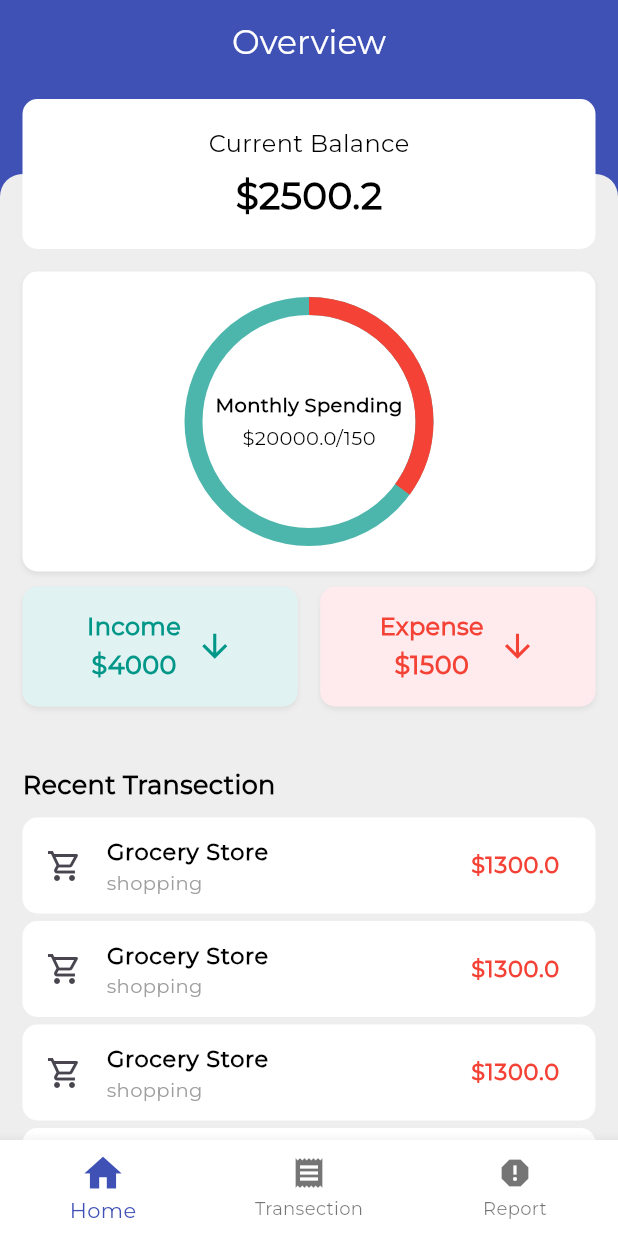
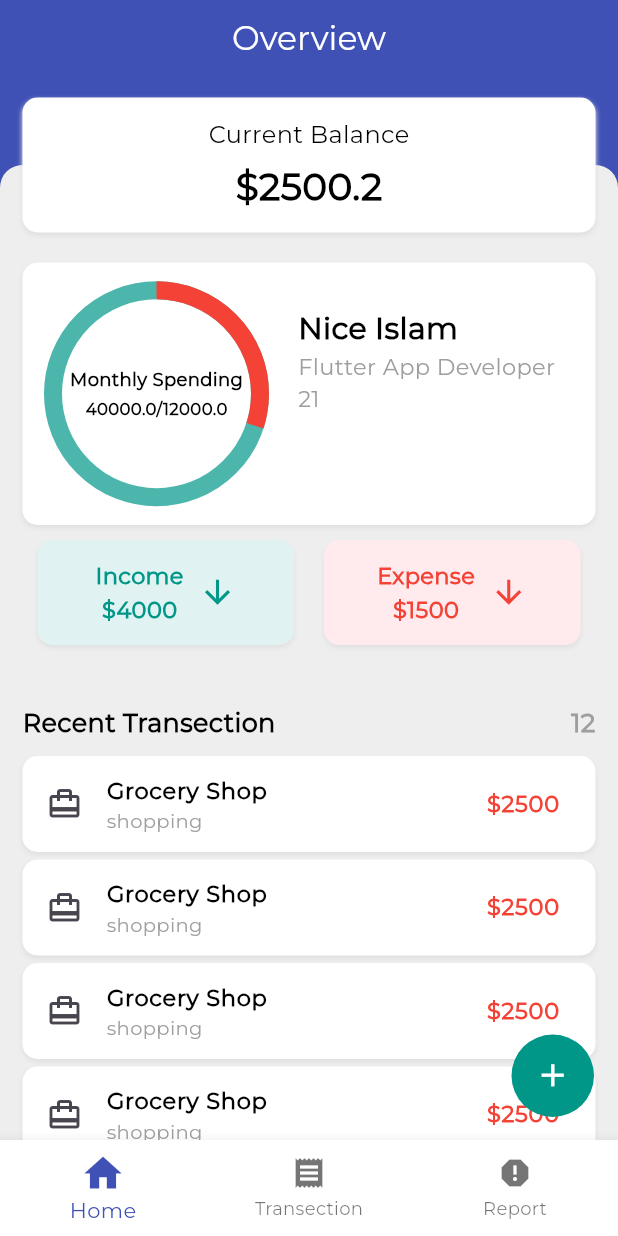
Before and after one commit to niceislam/Finance_manager, a Flutter app: the HomeScreen screen opened directly, on a phone screen of 412 x 824 dp. Run offline on Flutter 3.47's test engine with Material 3 defaults, Android fonts, the phone set to English and light mode, and no system bars; drawn by our look-alikes of percent_indicator; our stand-ins replace flutter_secure_storage, get, introduction_screen; accounts and stored records are empty.

Commit message:
Transection add screen

```diff
--- /dev/null
+++ b/lib/app/module/home/Global_widget/custom_appbar.dart
@@ -0,0 +1,48 @@
+import 'package:flutter/material.dart';
+
+class CustomAppbar extends StatelessWidget {
+  const CustomAppbar({
+    super.key,
+    this.centerText,
+    this.leadingIcon,
+    this.actionIcon,
+    this.leadingTap,
+    this.actionTap,
+  });
+  final String? centerText;
+  final Widget? leadingIcon;
+  final Widget? actionIcon;
+  final VoidCallback? leadingTap;
+  final VoidCallback? actionTap;
+  @override
+  Widget build(BuildContext context) {
+    return AppBar(
+      backgroundColor: Colors.indigo,
+      leading: Padding(
+        padding: const EdgeInsets.only(left: 10),
+        child: GestureDetector(
+          onTap: leadingTap,
+          child: leadingIcon ?? SizedBox(),
+        ),
+      ),
+      centerTitle: true,
+      title: Text(
+        "${centerText ?? ""}",
+        style: TextStyle(
+          color: Colors.white,
+          fontSize: 22,
+          fontFamily: "myFont",
+        ),
+      ),
+      actions: [
+        GestureDetector(
+          onTap: actionTap,
+          child:
+              actionIcon ??
+              SizedBox()
+        ),
+        SizedBox(width: 10),
+      ],
+    );
+  }
+}
--- /dev/null
+++ b/lib/app/module/home/Global_widget/history_card.dart
@@ -0,0 +1,61 @@
+import 'package:flutter/material.dart';
+
+import 'custom_text.dart';
+
+
+class HistoryCard extends StatelessWidget {
+  const HistoryCard({
+    super.key,
+    this.icon,
+    this.title,
+    this.subTitle,
+    this.actionTk,
+    this.actionWid,
+  });
+  final Icon? icon;
+  final String? title;
+  final String? subTitle;
+  final String? actionTk;
+  final Widget? actionWid;
+
+  @override
+  Widget build(BuildContext context) {
+    return Container(
+      margin: EdgeInsets.only(bottom: 5),
+      decoration: BoxDecoration(
+        boxShadow: [
+          BoxShadow(
+            color: Colors.grey.shade300,
+            blurRadius: 2,
+            offset: Offset(0, 2),
+          ),
+        ],
+        borderRadius: BorderRadius.circular(10),
+        color: Colors.white,
+      ),
+      child: ListTile(
+        dense: true,
+        leading: icon ?? Icon(Icons.local_grocery_store_outlined),
+        title: CustomText(
+          maxline: 1,
+          text: "${title ?? ""}",
+          fontWeight: FontWeight.w600,
+          fontsize: 15,
+        ),
+        subtitle: CustomText(
+          text: "${subTitle ?? ""}",
+          fontsize: 13,
+          textColor: Colors.grey,
+        ),
+        trailing:
+        actionWid ??
+            CustomText(
+              text: "${actionTk ?? ""}",
+              fontWeight: FontWeight.w600,
+              fontsize: 15,
+              textColor: Colors.red,
+            ),
+      ),
+    );
+  }
+}
--- a/lib/app/module/home/controller/home_controller/home.dart
+++ b/lib/app/module/home/controller/home_controller/home.dart
@@ -1,11 +1,47 @@
+import 'dart:developer';
+
+import 'package:finance_management/app/module/home/view/screen/add_transection_screen/add_transection.dart';
+import 'package:flutter/cupertino.dart';
 import 'package:get/get.dart';
 
 import '../../view/screen/home_screen/bottom_home/home_body/home_body.dart';
 import '../../view/screen/home_screen/bottom_home/report_body/report_body.dart';
 import '../../view/screen/home_screen/bottom_home/transection_body/transection_body.dart';
 
-class HomeController extends GetxController {
+class HomeController extends GetxController
+    with GetSingleTickerProviderStateMixin {
+  late AnimationController animController;
+  late Animation<Offset> offsetAnimation;
   RxInt bottomIndex = 0.obs;
+  ScrollController scrollController = ScrollController();
+  RxBool scrollToSlide = false.obs;
+  RxList bottomPage = [home_body(), TransectionBody(), ReportBody()].obs;
 
-  RxList bottomPage = [home_body(), TransectionBody(), ReportBody()].obs;
+  floatingTap() {
+    Get.to(() => AddTransection());
+  }
+
+  @override
+  void onInit() {
+    animController = AnimationController(
+      vsync: this,
+      duration: Duration(milliseconds: 6000),
+    );
+
+    offsetAnimation = Tween<Offset>(
+      begin: Offset.zero,
+      end: Offset(0, 0.4),
+    ).animate(CurvedAnimation(parent: animController, curve: Curves.easeInOut));
+    animController.repeat(reverse: true);
+
+    ///
+    scrollController.addListener(() {
+      if (scrollController.offset > 100) {
+        scrollToSlide.value = true;
+      } else {
+        scrollToSlide.value = false;
+      }
+    });
+    super.onInit();
+  }
 }
--- a/lib/app/module/home/controller/transection_controller/transection_controller.dart
+++ b/lib/app/module/home/controller/transection_controller/transection_controller.dart
@@ -5,7 +5,7 @@
   TextEditingController searchController = TextEditingController();
   RxBool iconActive = false.obs;
   RxBool CatagorySlide = false.obs;
-  RxBool onEnd = false.obs;
+  RxBool onEnd = true.obs;
 
   searchClearTap() {
     if (searchController.text.isNotEmpty) {
--- /dev/null
+++ b/lib/app/module/home/view/screen/add_transection_screen/add_transection.dart
@@ -0,0 +1,63 @@
+import 'dart:developer';
+
+import 'package:finance_management/app/module/home/Global_widget/custom_appbar.dart';
+import 'package:finance_management/app/module/home/Global_widget/custom_text.dart';
+import 'package:flutter/material.dart';
+import 'package:get/get.dart';
+
+class AddTransection extends StatelessWidget {
+  const AddTransection({super.key});
+
+  @override
+  Widget build(BuildContext context) {
+    Size size = MediaQuery.sizeOf(context);
+    return Scaffold(
+      appBar: PreferredSize(
+        preferredSize: Size.fromHeight(50),
+        child: CustomAppbar(
+          leadingTap: () {
+            Get.back();
+          },
+
+          leadingIcon: Icon(Icons.arrow_back_ios, color: Colors.white),
+          centerText: "Add Transection",
+          actionTap: () {},
+          actionIcon: CustomText(
+            text: "Save",
+            textColor: Colors.white,
+            fontsize: 18,
+          ),
+        ),
+      ),
+      body: Column(
+        children: [
+          Expanded(
+            child: Stack(
+              clipBehavior: Clip.none,
+              children: [
+                Container(
+                  padding: EdgeInsets.only(top: 40),
+                  height: 80,
+                  width: MediaQuery.sizeOf(context).width,
+                  color: Colors.indigo,
+                ),
+                Container(
+                  margin: EdgeInsets.only(top: 30),
+                  height: size.height,
+                  width: size.width,
+                  decoration: BoxDecoration(
+                    borderRadius: BorderRadius.only(
+                      topRight: Radius.circular(15),
+                      topLeft: Radius.circular(15),
+                    ),
+                    color: Colors.white,
+                  ),
+                ),
+              ],
+            ),
+          ),
+        ],
+      ),
+    );
+  }
+}
--- a/lib/app/module/home/view/screen/home_screen/bottom_home/home_body/home_body.dart
+++ b/lib/app/module/home/view/screen/home_screen/bottom_home/home_body/home_body.dart
@@ -1,13 +1,19 @@
+import 'package:finance_management/app/module/home/controller/home_controller/home.dart';
 import 'package:finance_management/app/module/home/view/screen/home_screen/bottom_home/home_body/part/current_balance.dart';
 import 'package:finance_management/app/module/home/view/screen/home_screen/bottom_home/home_body/part/main_body.dart';
 import 'package:flutter/material.dart';
+import 'package:get/get.dart';
 
 class home_body extends StatelessWidget {
   const home_body({super.key});
 
   @override
   Widget build(BuildContext context) {
-    return SingleChildScrollView(
+    HomeController controller = Get.put(HomeController());
+    return Stack(
+      children: [
+        SingleChildScrollView(
+          controller: controller.scrollController,
           child: Column(
             children: [
               Stack(
@@ -22,17 +28,30 @@
                   ),
 
                   //home body
-              Container(margin: EdgeInsets.only(top: 60), child: main_body()),
+                  Container(
+                    margin: EdgeInsets.only(top: 60),
+                    child: main_body(),
+                  ),
 
                   //current balance
                   Padding(
-                padding: const EdgeInsets.only(top: 10),
+                    padding: const EdgeInsets.only(top: 15),
                     child: CurrentBalance(),
                   ),
                 ],
               ),
             ],
           ),
+        ),
+        Obx(
+          () => AnimatedPositioned(
+            width: MediaQuery.sizeOf(context).width,
+            top: controller.scrollToSlide.isTrue ? 5 : -100,
+            duration: Duration(milliseconds: 100),
+            child: CurrentBalance(),
+          ),
+        ),
+      ],
     );
   }
 }
--- a/lib/app/module/home/view/screen/home_screen/bottom_home/home_body/part/current_balance.dart
+++ b/lib/app/module/home/view/screen/home_screen/bottom_home/home_body/part/current_balance.dart
@@ -1,7 +1,6 @@
 import 'package:flutter/material.dart';
 
 import '../../../../../../Global_widget/custom_text.dart';
-
 
 class CurrentBalance extends StatelessWidget {
   const CurrentBalance({super.key});
@@ -12,9 +11,16 @@
 
     return Container(
       margin: EdgeInsets.symmetric(horizontal: 15),
-      height: 100,
+      height: 90,
       width: size.width,
       decoration: BoxDecoration(
+        boxShadow: [
+          BoxShadow(
+            color: Colors.grey.shade300,
+            blurRadius: 2,
+            offset: Offset(0, 2),
+          ),
+        ],
         borderRadius: BorderRadius.circular(10),
         color: Colors.white,
       ),
--- a/lib/app/module/home/view/screen/home_screen/bottom_home/home_body/part/main_body.dart
+++ b/lib/app/module/home/view/screen/home_screen/bottom_home/home_body/part/main_body.dart
@@ -2,6 +2,8 @@
 import 'package:finance_management/app/module/home/view/screen/home_screen/bottom_home/home_body/part/percent_part.dart';
 import 'package:flutter/material.dart';
 import 'package:percent_indicator/percent_indicator.dart';
+
+import '../../../../../../Global_widget/history_card.dart';
 
 class main_body extends StatelessWidget {
   const main_body({super.key});
@@ -22,11 +24,17 @@
           spacing: 10,
           children: [
             //percent part
-            percent_part(size: size),
+            percent_part(
+              size: size,
+              name: "Nice Islam",
+              profession: "Flutter App Developer",
+              age: "21",
+              monthlyIncome: 40000,
+              expense: 12000,
+            ),
 
             //income and expense
             Row(
-              spacing: 15,
               children: [
                 _buildContainer(
                   title: 'Income',
@@ -47,42 +55,32 @@
 
             //recent transaction
             SizedBox(height: 20),
-            CustomText(
-              text: "Recent Transection",
-              fontWeight: FontWeight.w900,
-              fontsize: 17,
+            Row(
+              mainAxisAlignment: MainAxisAlignment.spaceBetween,
+              children: [
+                CustomText(
+                  text: "Recent Transection",
+                  fontWeight: FontWeight.w900,
+                  fontsize: 17,
+                ),
+                CustomText(
+                  text: "12",
+                  fontWeight: FontWeight.w900,
+                  fontsize: 17,
+                  textColor: Colors.grey,
+                ),
+              ],
             ),
             ListView.builder(
               shrinkWrap: true,
               itemCount: 10,
               physics: NeverScrollableScrollPhysics(),
               itemBuilder: (context, index) {
-                return Container(
-                  margin: EdgeInsets.only(bottom: 5),
-                  decoration: BoxDecoration(
-                    borderRadius: BorderRadius.circular(10),
-                    color: Colors.white,
-                  ),
-                  child: ListTile(
-                    dense: true,
-                    leading: Icon(Icons.local_grocery_store_outlined),
-                    title: CustomText(
-                      text: "Grocery Store",
-                      fontWeight: FontWeight.w600,
-                      fontsize: 15,
-                    ),
-                    subtitle: CustomText(
-                      text: "shopping",
-                      fontsize: 13,
-                      textColor: Colors.grey,
-                    ),
-                    trailing: CustomText(
-                      text: "\$1300.0",
-                      fontWeight: FontWeight.w600,
-                      fontsize: 15,
-                      textColor: Colors.red,
-                    ),
-                  ),
+                return HistoryCard(
+                  icon: Icon(Icons.card_travel),
+                  title: "Grocery Shop",
+                  subTitle: "shopping",
+                  actionTk: "\$2500",
                 );
               },
             ),
@@ -101,7 +99,8 @@
   }) {
     return Expanded(
       child: Container(
-        height: 80,
+        margin: EdgeInsets.symmetric(horizontal: 10),
+        height: 70,
         width: size.width,
         decoration: BoxDecoration(
           borderRadius: BorderRadius.circular(10),
@@ -126,13 +125,13 @@
                   text: "${title}",
                   fontWeight: FontWeight.w600,
                   textColor: textColor,
-                  fontsize: 16,
+                  fontsize: 15,
                 ),
                 CustomText(
                   text: "\$${tk ?? ""}",
                   fontWeight: FontWeight.w600,
                   textColor: textColor,
-                  fontsize: 17,
+                  fontsize: 15,
                 ),
               ],
             ),
--- a/lib/app/module/home/view/screen/home_screen/bottom_home/home_body/part/percent_part.dart
+++ b/lib/app/module/home/view/screen/home_screen/bottom_home/home_body/part/percent_part.dart
@@ -3,14 +3,30 @@
 import '../../../../../../Global_widget/custom_text.dart';
 
 class percent_part extends StatelessWidget {
-  const percent_part({super.key, required this.size});
+  const percent_part({
+    super.key,
+    required this.size,
+    this.name,
+    this.profession,
+    this.age,
+    this.percent,
+    this.monthlyIncome,
+    this.expense,
+  });
 
   final Size size;
+  final String? name;
+  final String? profession;
+  final String? age;
+  final double? percent;
+  final double? monthlyIncome;
+  final double? expense;
 
   @override
   Widget build(BuildContext context) {
     return Container(
-      height: 200,
+      padding: EdgeInsets.only(left: 10),
+      height: 175,
       width: size.width,
       decoration: BoxDecoration(
         borderRadius: BorderRadius.circular(10),
@@ -23,11 +39,16 @@
           ),
         ],
       ),
-      child: Center(
+      child: Row(
+        crossAxisAlignment: CrossAxisAlignment.center,
+        spacing: 15,
+        children: [
+          Expanded(
+            flex: 8,
             child: CircularPercentIndicator(
-          radius: 83.0,
+              radius: 75.0,
               lineWidth: 12.0,
-          percent: 0.35,
+              percent: double.parse("${(expense! / monthlyIncome!)}"),
               animation: true,
               animationDuration: 1000,
               center: Column(
@@ -36,16 +57,56 @@
                 children: [
                   CustomText(
                     text: "Monthly Spending",
-                fontsize: 13,
+                    fontsize: 12,
+                    fontWeight: FontWeight.w900,
+                  ),
+                  SizedBox(
+                    width: 110,
+                    child: Center(
+                      child: CustomText(
+                        maxline: 1,
+                        text: "${monthlyIncome ?? 0.00}/${expense ?? 0.00}",
+                        fontsize: 11,
                         fontWeight: FontWeight.w600,
                       ),
-              CustomText(text: "\$20000.0/150", fontsize: 13),
+                    ),
+                  ),
                 ],
               ),
               progressColor: Colors.red,
               backgroundColor: Colors.teal.shade300,
             ),
           ),
+          Expanded(
+            flex: 10,
+            child: Padding(
+              padding: const EdgeInsets.only(top: 30),
+              child: Column(
+                crossAxisAlignment: CrossAxisAlignment.start,
+                children: [
+                  CustomText(
+                    maxline: 1,
+                    text: "${name ?? "N/A"}",
+                    fontWeight: FontWeight.w600,
+                    fontsize: 20,
+                  ),
+                  CustomText(
+                    maxline: 1,
+                    text: "${profession ?? "N/A"}",
+                    fontsize: 15,
+                    textColor: Colors.grey,
+                  ),
+                  CustomText(
+                    text: "${age ?? "0"}",
+                    textColor: Colors.grey,
+                    fontsize: 15,
+                  ),
+                ],
+              ),
+            ),
+          ),
+        ],
+      ),
     );
   }
 }
--- /dev/null
+++ b/lib/app/module/home/view/screen/home_screen/bottom_home/transection_body/part/history_list.dart
@@ -0,0 +1,47 @@
+import 'package:flutter/material.dart';
+
+import '../../../../../../Global_widget/history_card.dart';
+
+class History_list extends StatelessWidget {
+  const History_list({
+    super.key,
+    this.title,
+    this.icondata,
+    this.subtitle,
+    this.ActionWidget,
+    this.actionTk,
+    required this.itemcount,
+  });
+  final String? title;
+  final IconData? icondata;
+  final String? subtitle;
+  final Widget? ActionWidget;
+  final String? actionTk;
+  final int itemcount;
+
+  @override
+  Widget build(BuildContext context) {
+    return Expanded(
+      child: Container(
+        padding: EdgeInsets.symmetric(horizontal: 10, vertical: 10),
+        decoration: BoxDecoration(
+          borderRadius: BorderRadius.circular(10),
+          color: Colors.grey.shade200,
+        ),
+        child: ListView.builder(
+          shrinkWrap: true,
+          itemCount: itemcount,
+          itemBuilder: (context, index) {
+            return HistoryCard(
+              icon: Icon(icondata),
+              title: "${title ?? ""}",
+              subTitle: "${subtitle ?? ""}",
+              actionTk: "${actionTk ?? ""}",
+              actionWid: ActionWidget,
+            );
+          },
+        ),
+      ),
+    );
+  }
+}
--- a/lib/app/module/home/view/screen/home_screen/bottom_home/transection_body/transection_body.dart
+++ b/lib/app/module/home/view/screen/home_screen/bottom_home/transection_body/transection_body.dart
@@ -1,6 +1,8 @@
 import 'package:finance_management/app/module/home/Global_widget/custom_text.dart';
+import 'package:finance_management/app/module/home/Global_widget/history_card.dart';
 import 'package:finance_management/app/module/home/controller/transection_controller/transection_controller.dart';
 import 'package:finance_management/app/module/home/view/screen/home_screen/bottom_home/transection_body/part/catagory.dart';
+import 'package:finance_management/app/module/home/view/screen/home_screen/bottom_home/transection_body/part/history_list.dart';
 import 'package:finance_management/app/module/home/view/screen/home_screen/bottom_home/transection_body/part/search_bar.dart';
 import 'package:flutter/material.dart';
 import 'package:get/get.dart';
@@ -51,6 +53,16 @@
                         ],
                       ),
                     ),
+                    SizedBox(height: 10),
+
+                    //History List
+                    History_list(
+                      itemcount: 10,
+                      icondata: Icons.shopping_bag_outlined,
+                      title: "Grocery Shop",
+                      subtitle: "shopping",
+                      actionTk: "2100",
+                    ),
                   ],
                 ),
               ),
--- /dev/null
+++ b/lib/app/module/home/view/screen/home_screen/bottom_home/widget/floating_action.dart
@@ -0,0 +1,35 @@
+import 'package:finance_management/app/module/home/controller/home_controller/home.dart';
+import 'package:flutter/material.dart';
+import 'package:get/get.dart';
+
+class floating_action extends StatelessWidget {
+  const floating_action({super.key, required this.controller});
+
+  final HomeController controller;
+  @override
+  Widget build(BuildContext context) {
+    return Obx(
+      () => controller.bottomIndex.value == 0
+          ? SlideTransition(
+              position: controller.offsetAnimation,
+              child: GestureDetector(
+                onTap: () {
+                  controller.floatingTap();
+                },
+                child: Container(
+                  height: 55,
+                  width: 55,
+                  decoration: BoxDecoration(
+                    shape: BoxShape.circle,
+                    color: Colors.teal,
+                  ),
+                  child: Center(
+                    child: Icon(Icons.add, size: 25, color: Colors.white),
+                  ),
+                ),
+              ),
+            )
+          : SizedBox(),
+    );
+  }
+}
--- /dev/null
+++ b/lib/app/module/home/view/screen/home_screen/custom_Appbar/custom_appbar.dart
@@ -0,0 +1,51 @@
+import 'package:finance_management/app/module/home/Global_widget/custom_appbar.dart';
+import 'package:finance_management/app/module/home/controller/home_controller/home.dart';
+import 'package:flutter/material.dart';
+import 'package:get/get.dart';
+
+import '../../../../Global_widget/custom_text.dart';
+
+class AllAppbar extends StatelessWidget {
+  const AllAppbar({super.key, required this.controller});
+  final HomeController controller;
+
+  @override
+  Widget build(BuildContext context) {
+    return Obx(() {
+      int val = controller.bottomIndex.value;
+      return val == 0
+          ? CustomAppbar(centerText: "Overview")
+          : val == 1
+          ? CustomAppbar(
+              centerText: "Transection",
+              actionIcon: Icon(Icons.more_vert, color: Colors.white, size: 30),
+            )
+          : val == 2
+          ? CustomAppbar(centerText: "Report")
+          : SizedBox();
+      // return AppBar(
+      //   actions: [
+      //     val == 1
+      //         ? GestureDetector(
+      //             onTap: () {},
+      //             child: Icon(Icons.more_vert, color: Colors.white, size: 30),
+      //           )
+      //         : SizedBox(),
+      //     SizedBox(width: 10),
+      //   ],
+      //   centerTitle: true,
+      //   title: CustomText(
+      //     text:
+      //         "${val == 0
+      //             ? "Overview"
+      //             : val == 1
+      //             ? "Transection"
+      //             : "Report"}",
+      //     textColor: Colors.white,
+      //     fontsize: 22,
+      //   ),
+      //   backgroundColor: Colors.indigo,
+      // );
+    });
+  }
+}
--- a/lib/app/module/home/view/screen/home_screen/home_screen.dart
+++ b/lib/app/module/home/view/screen/home_screen/home_screen.dart
@@ -5,6 +5,8 @@
 
 import 'bottom_home/home_body/home_body.dart';
 import 'bottom_home/home_body/part/bottombar.dart';
+import 'bottom_home/widget/floating_action.dart';
+import 'custom_Appbar/custom_appbar.dart';
 
 class HomeScreen extends StatelessWidget {
   const HomeScreen({super.key});
@@ -20,17 +22,13 @@
         }
       },
       child: Scaffold(
-        appBar: AppBar(
-          centerTitle: true,
-          title: CustomText(
-            text: "Overview",
-            textColor: Colors.white,
-            fontsize: 22,
-          ),
-          backgroundColor: Colors.indigo,
+        appBar: PreferredSize(
+          preferredSize: Size.fromHeight(50),
+          child: AllAppbar(controller: controller),
         ),
         body: Obx(() => controller.bottomPage[controller.bottomIndex.value]),
         bottomNavigationBar: CustomBottombar(controller: controller),
+        floatingActionButton: floating_action(controller: controller),
       ),
     );
   }
--- a/lib/main.dart
+++ b/lib/main.dart
@@ -1,8 +1,10 @@
+import 'package:finance_management/app/module/home/view/screen/home_screen/home_screen.dart';
 import 'package:finance_management/app/module/home/view/screen/onbording_sreen/onbording_screen.dart';
 import 'package:flutter/cupertino.dart';
 import 'package:flutter/material.dart';
 import 'package:flutter/services.dart';
 import 'package:get/get.dart';
+import 'app/module/home/view/screen/add_transection_screen/add_transection.dart';
 import 'app/module/home/view/screen/splash_sreen/splash_screen.dart';
 
 void main() {
@@ -23,7 +25,7 @@
   Widget build(BuildContext context) {
     return GetMaterialApp(
       debugShowCheckedModeBanner: false,
-      home: SplashScreen(),
+      home: HomeScreen(),
     );
   }
 }
--- a/pubspec.yaml
+++ b/pubspec.yaml
@@ -17,12 +17,17 @@
   flutter_secure_storage: ^10.0.0
   percent_indicator: ^4.2.5
   syncfusion_flutter_charts: ^32.1.23
+  flutter_launcher_icons: ^0.14.4
 
 dev_dependencies:
   flutter_test:
     sdk: flutter
 
   flutter_lints: ^6.0.0
+flutter_launcher_icons:
+  android: "launcher_icon"
+  ios: true
+  image_path: "assets/image/financeLogo.png"
 
 flutter:
 
```
Also changed, not shown: assets/image/financeLogo.png (added), lib/app/module/home/controller/add_transection_controller/add_transection.dart (added), pubspec.lock, 29 other files. Lines whose indentation alone changed are shown as unchanged.
